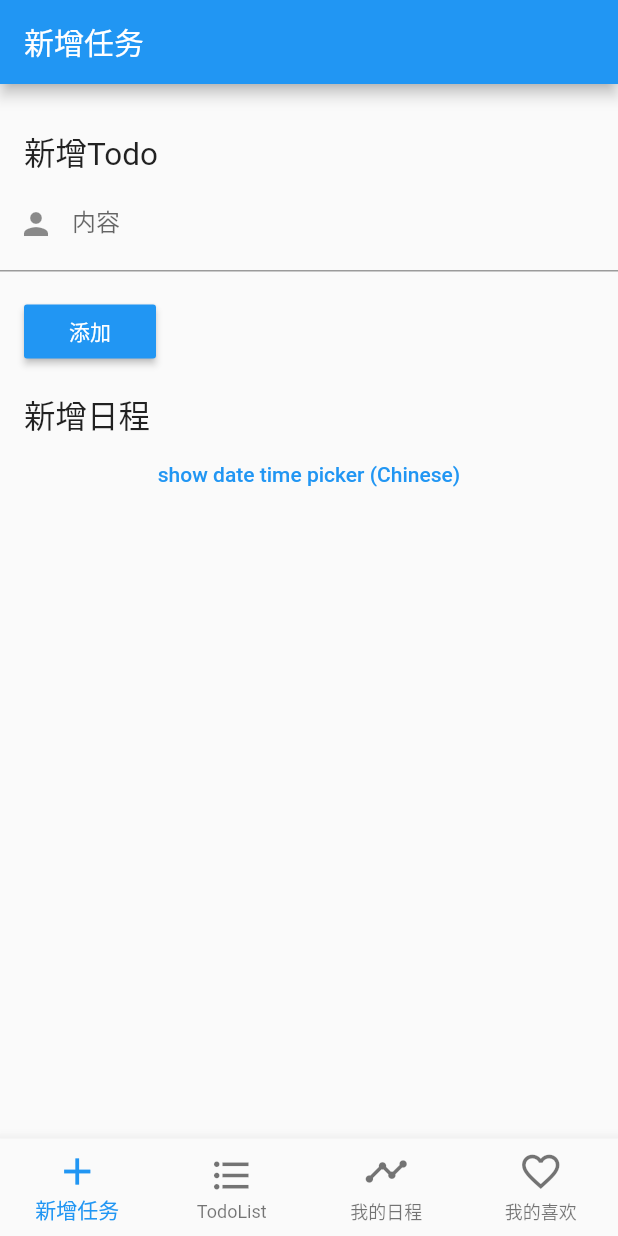
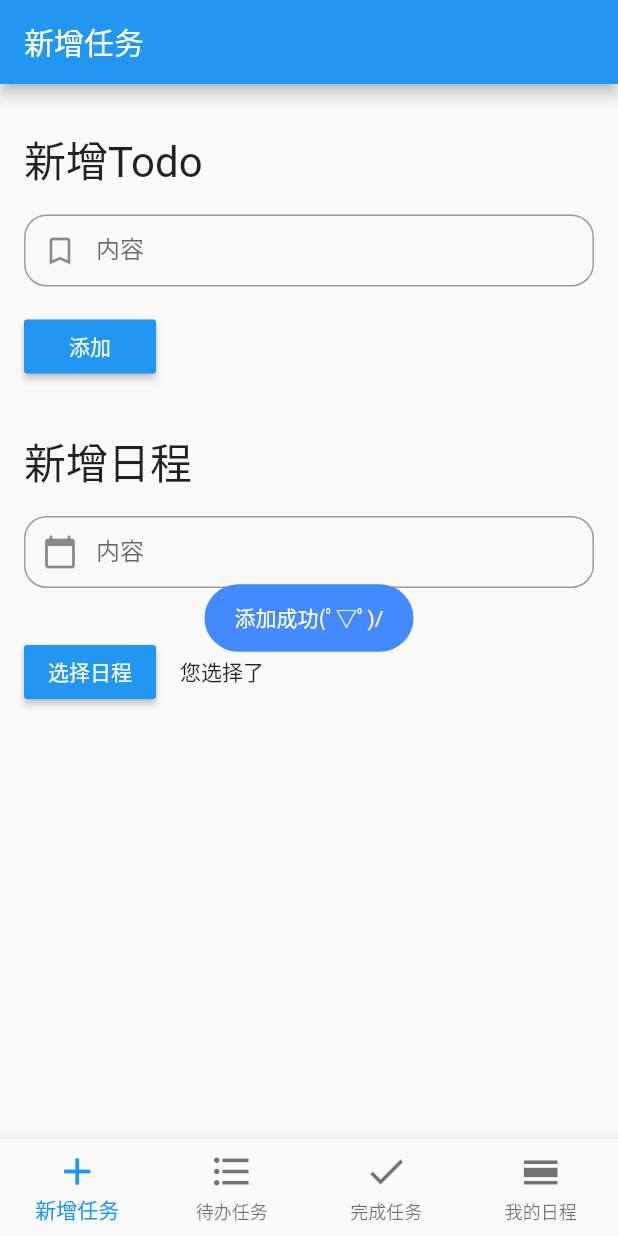
Before and after one commit to B2D1/Future, a Flutter app: the screen it shows after launch, after a tap on "添加", on a phone screen of 412 x 824 dp. Run offline on Flutter 3.47's test engine with Material 2 defaults, Android fonts, the phone set to English and light mode, and no system bars; our stand-ins replace flutter_datetime_picker, fluttertoast, sqflite; accounts and stored records are empty.

Commit message:
feta: 完成待办任务,完成任务页面

```diff
--- a/lib/add_widget.dart
+++ b/lib/add_widget.dart
@@ -1,5 +1,8 @@
 import 'package:flutter/material.dart';
 import 'package:flutter_datetime_picker/flutter_datetime_picker.dart';
+import 'package:fluttertoast/fluttertoast.dart';
+import 'package:app/services/todo.dart';
+import 'package:app/models/todo.dart';
 
 class Add extends StatefulWidget {
   @override
@@ -9,6 +12,11 @@ class Add extends StatefulWidget {
 }
 
 class _AddState extends State<Add> {
+  TodoSqlite todoSqlite = new TodoSqlite();
+  String taskDate = '';
+  String bookName = "";
+  String todoContent = '';
+
   @override
   Widget build(BuildContext context) {
     return Scaffold(
@@ -20,97 +28,121 @@ class _AddState extends State<Add> {
                 padding: EdgeInsets.only(left: 16, top: 30),
                 child: Text(
                   '新增Todo',
-                  textScaleFactor: 1.5,
+                  textScaleFactor: 2,
                 ),
               )
             ],
           ),
-          TextField(
-            decoration: InputDecoration(
-                labelText: "内容",
-                hintText: "输入您计划的任务",
-                prefixIcon: Icon(Icons.person)),
-          ),
+          Padding(
+              padding: EdgeInsets.all(16),
+              child: TextField(
+                decoration: InputDecoration(
+                    labelText: "内容",
+                    contentPadding: EdgeInsets.all(10.0),
+                    border: OutlineInputBorder(
+                      borderRadius: BorderRadius.circular(15.0),
+                    ),
+                    hintText: "输入您计划的任务",
+                    prefixIcon: Icon(Icons.turned_in_not)),
+                onChanged: (value) {
+                  todoContent = value;
+                },
+              )),
           Row(
             children: <Widget>[
               Padding(
-                  padding: EdgeInsets.all(16.0),
+                  padding: EdgeInsets.only(left: 16, bottom: 32),
                   child: RaisedButton(
                     color: Colors.blue,
                     highlightColor: Colors.blue[700],
                     colorBrightness: Brightness.dark,
                     splashColor: Colors.grey,
-                    child: Text("添加"),
-                    onPressed: () => {},
+                    child: Text('添加'),
+                    onPressed: () {
+                      addTodo(todoContent);
+                    },
                   )),
             ],
           ),
           Row(
-            crossAxisAlignment: CrossAxisAlignment.start,
             children: <Widget>[
               Padding(
                 padding: EdgeInsets.only(left: 16),
                 child: Text(
                   '新增日程',
-                  textScaleFactor: 1.5,
+                  textScaleFactor: 2,
                 ),
               )
             ],
           ),
-          FlatButton(
-              onPressed: () {
-                DatePicker.showDatePicker(context,
-                    showTitleActions: true,
-                    minTime: DateTime(2018, 3, 5),
-                    maxTime: DateTime(2019, 6, 7), onChanged: (date) {
-                  print('change $date');
-                }, onConfirm: (date) {
-                  print('confirm $date');
-                }, currentTime: DateTime.now(), locale: LocaleType.zh);
-              },
-              child: Text(
-                'show date time picker (Chinese)',
-                style: TextStyle(color: Colors.blue),
-              ))
+          Padding(
+              padding: EdgeInsets.all(16),
+              child: TextField(
+                decoration: InputDecoration(
+                    labelText: "内容",
+                    contentPadding: EdgeInsets.all(10.0),
+                    border: OutlineInputBorder(
+                      borderRadius: BorderRadius.circular(15.0),
+                    ),
+                    hintText: "输入您计划的日程",
+                    prefixIcon: Icon(Icons.calendar_today)),
+                onChanged: (v) {},
+              )),
+          Row(
+            children: <Widget>[
+              Padding(
+                padding: EdgeInsets.all(16.0),
+                child: RaisedButton(
+                    color: Colors.blue,
+                    highlightColor: Colors.blue[700],
+                    colorBrightness: Brightness.dark,
+                    splashColor: Colors.grey,
+                    onPressed: () {
+                      DatePicker.showDatePicker(context, showTitleActions: true,
+                          onConfirm: (date) {
+                        print('confirm $date');
+                        setState(() {
+                          taskDate = date.toString();
+                        });
+                      }, currentTime: DateTime.now(), locale: LocaleType.zh);
+                    },
+                    child: Text(
+                      '选择日程',
+                    )),
+              ),
+              Text('您选择了 ' + formatTime(taskDate))
+            ],
+          ),
         ],
       ),
     );
   }
-}
 
-class SwitchAndCheckBoxTestRoute extends StatefulWidget {
-  @override
-  _SwitchAndCheckBoxTestRouteState createState() =>
-      new _SwitchAndCheckBoxTestRouteState();
-}
+  // format pickDateTime
+  String formatTime(String time) {
+    if (time.length > 9) {
+      return time.substring(0, 10);
+    }
+    return time;
+  }
 
-class _SwitchAndCheckBoxTestRouteState
-    extends State<SwitchAndCheckBoxTestRoute> {
-  bool _switchSelected = true; //维护单选开关状态
-  bool _checkboxSelected = true; //维护复选框状态
-  @override
-  Widget build(BuildContext context) {
-    return Column(
-      children: <Widget>[
-        Switch(
-          value: _switchSelected, //当前状态
-          onChanged: (value) {
-            //重新构建页面
-            setState(() {
-              _switchSelected = value;
-            });
-          },
-        ),
-        Checkbox(
-          value: _checkboxSelected,
-          activeColor: Colors.lightBlue, //选中时的颜色
-          onChanged: (value) {
-            setState(() {
-              _checkboxSelected = value;
-            });
-          },
-        )
-      ],
-    );
+  // showToast
+  void showToast(String msg) {
+    Fluttertoast.showToast(
+        msg: msg,
+        toastLength: Toast.LENGTH_SHORT,
+        gravity: ToastGravity.CENTER,
+        timeInSecForIos: 1,
+        backgroundColor: Colors.blueAccent,
+        textColor: Colors.white,
+        fontSize: 14.0);
+  }
+
+  // add Todo
+  void addTodo(String content) async {
+    await todoSqlite.openSqlite();
+    await todoSqlite.insert(new Todo(1, content, false));
+    showToast('添加成功(ﾟ▽ﾟ)/');
+    await todoSqlite.close();
   }
 }
--- a/lib/home_widget.dart
+++ b/lib/home_widget.dart
@@ -1,7 +1,8 @@
 import 'package:flutter/material.dart';
 import 'placeholder_widget.dart';
 import 'add_widget.dart';
-
+import 'pages/todoList.dart';
+import 'pages/doneList.dart';
 
 class Home extends StatefulWidget {
   @override
@@ -15,8 +16,8 @@ class _HomeState extends State<Home> {
   String title = 'Future';
   final List<Widget> _children = [
     Add(),
-    PlaceholderWidget(Colors.deepOrange),
-    PlaceholderWidget(Colors.green),
+    TodoList(),
+    DoneList(),
     PlaceholderWidget(Colors.redAccent)
   ];
   @override
@@ -35,11 +36,11 @@ class _HomeState extends State<Home> {
           new BottomNavigationBarItem(
               icon: Icon(Icons.add), title: Text('新增任务')),
           new BottomNavigationBarItem(
-              icon: Icon(Icons.format_list_bulleted), title: Text('TodoList')),
+              icon: Icon(Icons.format_list_bulleted), title: Text('待办任务')),
           new BottomNavigationBarItem(
-              icon: Icon(Icons.timeline), title: Text('我的日程')),
+              icon: Icon(Icons.done), title: Text('完成任务')),
           new BottomNavigationBarItem(
-              icon: Icon(Icons.favorite_border), title: Text('我的喜欢'))
+              icon: Icon(Icons.calendar_view_day), title: Text('我的日程')),
         ],
       ),
     );
--- /dev/null
+++ b/lib/models/todo.dart
@@ -0,0 +1,32 @@
+final String tableTodo = 'todo';
+final String columnId = '_id';
+final String columnTitle = 'title';
+final String columnDone = 'done';
+
+class Todo {
+  int id;
+  String title;
+  bool done;
+
+  Map<String, dynamic> toMap() {
+    var map = <String, dynamic>{
+      columnTitle: title,
+      columnDone: done == true ? 1 : 0
+    };
+    if (id != null) {
+      map[columnId] = id;
+    }
+    return map;
+  }
+
+  Todo(int id, String title, bool done) {
+    this.title = title;
+    this.done = done;
+  }
+
+  Todo.fromMap(Map<String, dynamic> map) {
+    id = map[columnId];
+    title = map[columnTitle];
+    done = map[columnDone] == 1;
+  }
+}
--- /dev/null
+++ b/lib/services/todo.dart
@@ -0,0 +1,83 @@
+import 'package:path/path.dart';
+import 'package:sqflite/sqflite.dart';
+import 'package:app/models/todo.dart';
+
+final String tableTodo = 'todo';
+final String columnId = '_id';
+final String columnTitle = 'title';
+final String columnDone = 'done';
+
+class TodoSqlite {
+  Database db;
+
+  openSqlite() async {
+    var databasesPath = await getDatabasesPath();
+    String path = join(databasesPath, 'b2d1.db');
+
+    db = await openDatabase(path, version: 1,
+        onCreate: (Database db, int version) async {
+      await db.execute('''
+create table $tableTodo (
+  $columnId integer primary key autoincrement,
+  $columnTitle text not null,
+  $columnDone integer not null)
+''');
+    });
+  }
+
+  // find todos
+  Future<List<Todo>> queryAll(bool done) async {
+    List<Map> maps =
+        await db.query(tableTodo, columns: [columnId, columnTitle, columnDone]);
+    if (maps == null || maps.length == 0) {
+      return null;
+    }
+    List<Todo> todos = [];
+    for (int i = 0; i < maps.length; i++) {
+      Todo todo = Todo.fromMap(maps[i]);
+      if (todo.done == done) {
+        todos.add(todo);
+      }
+    }
+
+    return todos;
+  }
+
+  // add Todo
+  Future<Todo> insert(Todo todo) async {
+    todo.id = await db.insert(tableTodo, todo.toMap());
+    return todo;
+  }
+
+  // find Todo
+  Future<Todo> getTodo(int id) async {
+    List<Map> maps = await db.query(tableTodo,
+        columns: [
+          columnId,
+          columnTitle,
+          columnDone,
+        ],
+        where: '$columnId = ?',
+        whereArgs: [id]);
+    if (maps.length > 0) {
+      return Todo.fromMap(maps.first);
+    }
+    return null;
+  }
+
+  // delete Todo
+  Future<int> delete(int id) async {
+    return await db.delete(tableTodo, where: '$columnId = ?', whereArgs: [id]);
+  }
+
+  // update Todo
+  Future<int> update(Todo todo) async {
+    return await db.update(tableTodo, todo.toMap(),
+        where: '$columnId = ?', whereArgs: [todo.id]);
+  }
+
+  // close database
+  Future close() async {
+    return await db.close();
+  }
+}
--- a/pubspec.yaml
+++ b/pubspec.yaml
@@ -24,6 +24,8 @@ dependencies:
   # Use with the CupertinoIcons class for iOS style icons.
   cupertino_icons: ^0.1.2
   flutter_datetime_picker: ^1.2.1
+  sqflite: ^1.1.0
+  fluttertoast: ^3.1.0
 
 dev_dependencies:
   flutter_test:
```
Also changed, not shown: lib/pages/doneList.dart (added, +68 -0 lines), lib/pages/todoList.dart (added, +69 -0 lines), lib/pages/taskList.dart (added), 17 other files.
